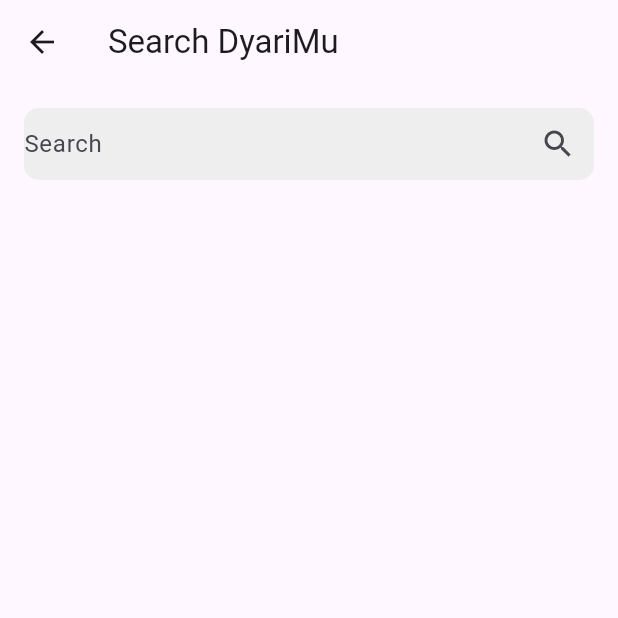
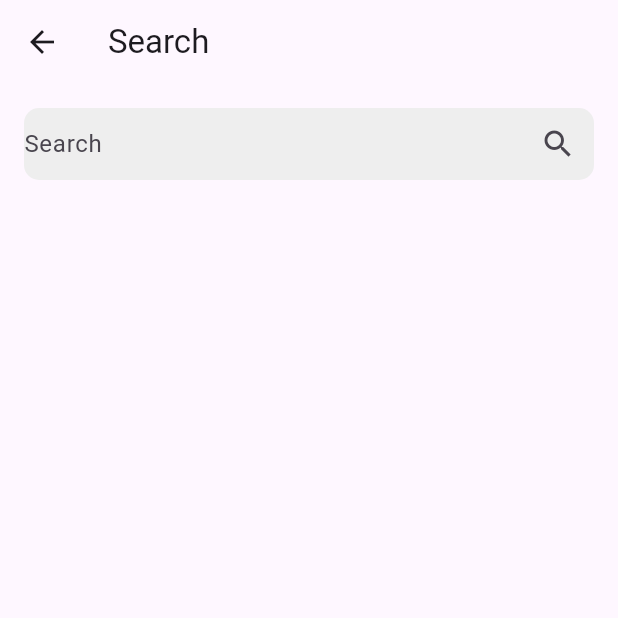
Before and after one commit to yusdi17/dyarimu, a Flutter app: the Search screen opened directly, on a phone screen of 412 x 824 dp, the top half of it. Run offline on Flutter 3.47's test engine with Material 3 defaults, Android fonts, the phone set to English and light mode, and no system bars.

Commit message:
search done

```diff
--- a/lib/halaman/Search.dart
+++ b/lib/halaman/Search.dart
@@ -15,7 +15,7 @@
   Widget build(BuildContext context) {
     return Scaffold(
       appBar: AppBar(
-        title: Text("Search DyariMu"),
+        title: Text("Search"),
       ),
       body: Padding(
         padding: const EdgeInsets.all(16.0),
```
